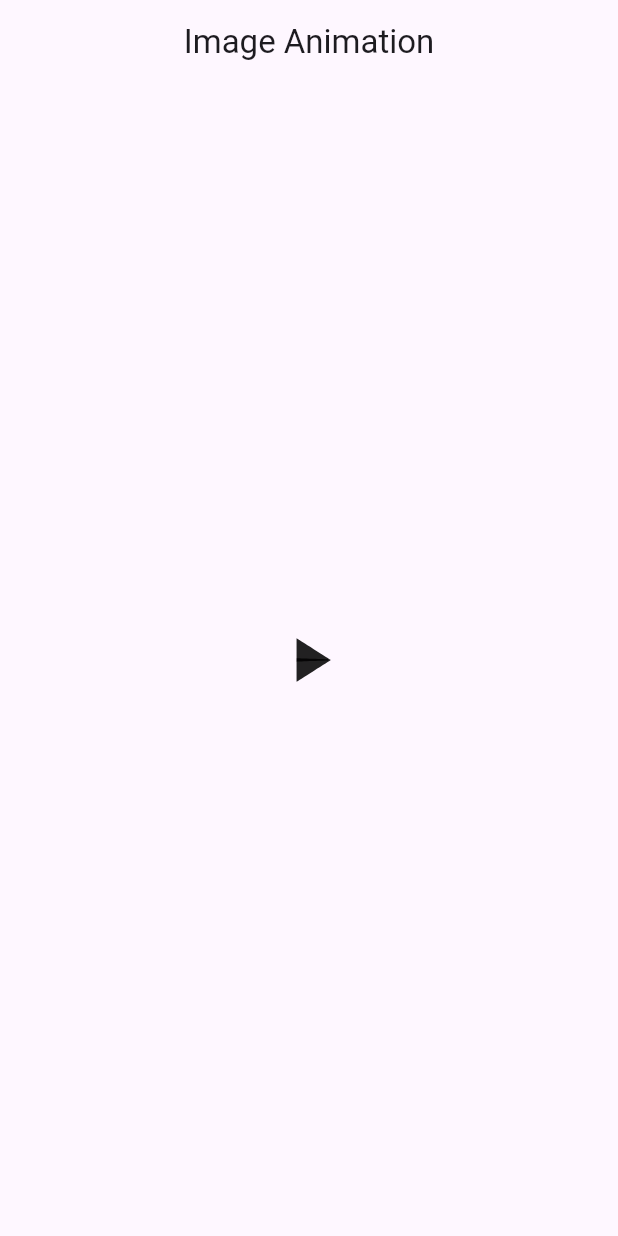
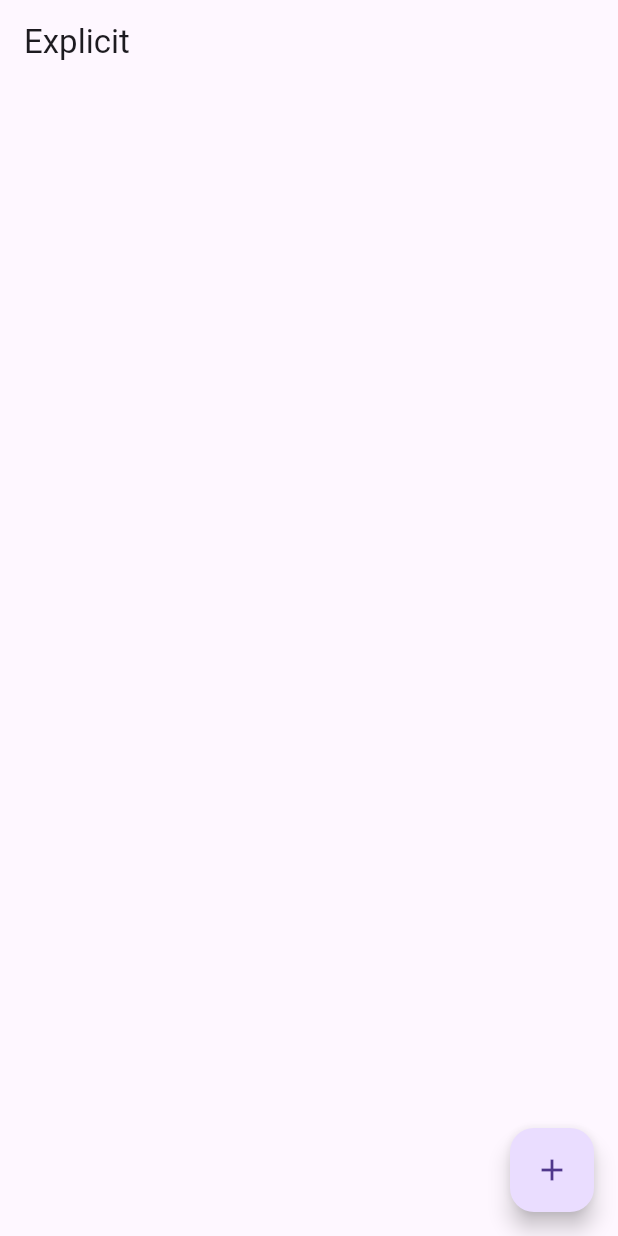
Before and after one commit to MauryaAayush/classwork_part2, a Flutter app: the screen it shows after launch, on a phone screen of 412 x 824 dp. Run offline on Flutter 3.47's test engine with Material 3 defaults, Android fonts, the phone set to English and light mode, and no system bars.

Commit message:
Radhey Radhey

```diff
--- /dev/null
+++ b/lib/Day4/HomeScreen/HomeScreen.dart
@@ -0,0 +1,135 @@
+import 'dart:math';
+
+import 'package:flutter/material.dart';
+
+class Homepage extends StatefulWidget {
+  const Homepage({super.key});
+
+  @override
+  State<Homepage> createState() => _HomepageState();
+}
+
+late AnimationController animationController;
+GlobalKey<AnimatedListState> globalKey = GlobalKey();
+
+class _HomepageState extends State<Homepage> with TickerProviderStateMixin {
+
+  void addData() {
+    globalKey.currentState!.insertItem(0,duration: Duration(milliseconds: 500));
+    data.insert(0, '${data.length} Data 1');
+  }
+
+  void removeData(int index){
+    globalKey.currentState!.removeItem(index,(context, animation) {
+      return SizeTransition(sizeFactor: animation,
+      child: Card(
+        child: ListTile(
+          title: Text(data[index]),
+          trailing: IconButton(onPressed: () {
+            removeData(index);
+          }, icon: Icon(Icons.remove,color: Colors.red,)),
+        ),
+      ),);
+    }, duration: Duration(milliseconds: 500));
+  }
+
+  @override
+  void initState() {
+    // TODO: implement initState
+    super.initState();
+
+    animationController =
+        AnimationController(vsync: this, duration: Duration(milliseconds: 3000))
+          ..repeat();
+
+    // animationController.forward();
+  }
+
+  @override
+  Widget build(BuildContext context) {
+    return Scaffold(
+      appBar: AppBar(
+        title: Text('Explicit'),
+      ),
+      floatingActionButton: FloatingActionButton(
+        onPressed: () {
+          addData();
+        },
+        child: Icon(Icons.add),
+      ),
+      body: AnimatedList(
+        key: globalKey,
+        itemBuilder: (context, index, animation) {
+         return SizeTransition(sizeFactor: animation,child: Card(
+           color: Colors.green,
+           child: ListTile(
+             title: Text(data[index]),
+             trailing: IconButton(onPressed: () {
+               removeData(index);
+             }, icon: Icon(Icons.delete,color: Colors.red,)),
+           ),
+         ),);
+        },
+      ),
+
+//       body: Center(
+//         // child: TweenAnimationBuilder(
+//         //   tween: Tween<double>(
+//         //     begin: 0,
+//         //     end: 2 * pi,
+//         //   ),
+//         //   // tween: ColorTween(
+//         //   //   begin: Colors.amber,
+//         //   //   end: Colors.deepPurple,
+//         //   // ),
+//         //   child: Container(
+//         //     height: 300,
+//         //     width: 300,
+//         //     decoration: BoxDecoration(
+//         //         // color: Colors.teal
+//         //         image: DecorationImage(
+//         //       fit: BoxFit.contain,
+//         //       image: AssetImage('assets/image/moon.png'),
+//         //       // image: NetworkImage("https://encrypted-tbn0.gstatic.com/images?q=tbn:ANd9GcRxXnC3fwMwkbIt3ejGRIw3NmbDyUtgS5g2jA&s"),
+//         //     )),
+//         //   ),
+//         //   duration: Duration(milliseconds: 3000),
+//         //   builder: (context, value, child) {
+//         //     return Transform.rotate(
+//         //       angle: value,
+//         //       child: child,
+//         //     );
+//         //
+//         //     //   ColorFiltered(colorFilter: ColorFilter.mode(value!, BlendMode.modulate),
+//         //     // child: child,);
+//         //   },
+//         // ),
+//
+//
+//
+// //         child: AnimatedBuilder(
+// //           child: Container(
+// //             height: 200,
+// //             width: 200,
+// //             decoration: BoxDecoration(
+// // // color: Colors.teal
+// //                 image: DecorationImage(
+// //                   fit: BoxFit.contain,
+// //                   image: AssetImage('assets/image/moon.png'),
+// // // image: NetworkImage("https://encrypted-tbn0.gstatic.com/images?q=tbn:ANd9GcRxXnC3fwMwkbIt3ejGRIw3NmbDyUtgS5g2jA&s"),
+// //                 )),
+// //           ),
+// //           animation: animationController,
+// //           builder: (context, child) {
+// //           return ListView.builder(itemBuilder: (context, index) {
+// //             return RotationTransition(turns: animationController,child: child,);
+// //           },);
+// //         },),
+//       ),
+    );
+  }
+}
+
+// Explicitly : AnimationBuilder
+
+List data = [];
--- a/lib/main.dart
+++ b/lib/main.dart
@@ -2,6 +2,7 @@ import 'package:flutter/material.dart';
 
 import 'Day2/views/homescreen.dart';
 import 'Day3/HomeSCreen/homre-Screen.dart';
+import 'Day4/HomeScreen/HomeScreen.dart';
 import 'day1(Animator)/views/HomeScreen/home_screnn.dart';
 
 void main() {
@@ -18,7 +19,7 @@ class MyApp extends StatelessWidget {
       title: 'Flutter Demo',
       debugShowCheckedModeBanner: false,
 
-      home: HomeScreen2(),
+      home: Homepage(),
     );
   }
 }
--- a/pubspec.yaml
+++ b/pubspec.yaml
@@ -62,6 +62,8 @@ flutter:
   # assets:
   #   - images/a_dot_burr.jpeg
   #   - images/a_dot_ham.jpeg
+  assets:
+    - assets/image/
 
   # An image asset can refer to one or more resolution-specific "variants", see
   # https://flutter.dev/assets-and-images/#resolution-aware
```
Also changed, not shown: assets/image/moon.png (added).
